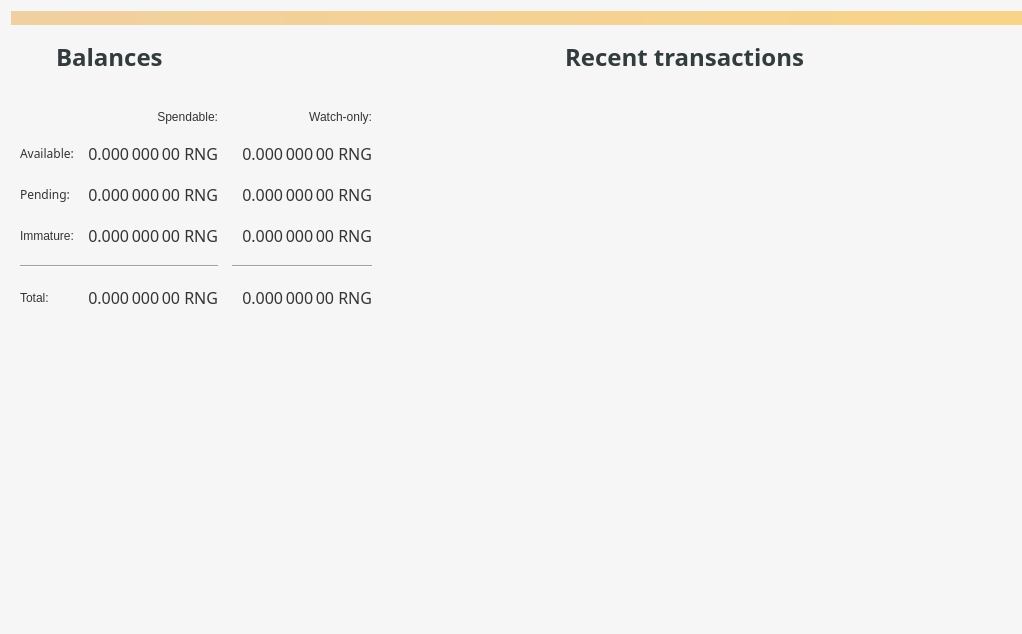
rngcoin-project/rngcoin, file src/qt/forms/overviewpage.ui: the form before one commit.
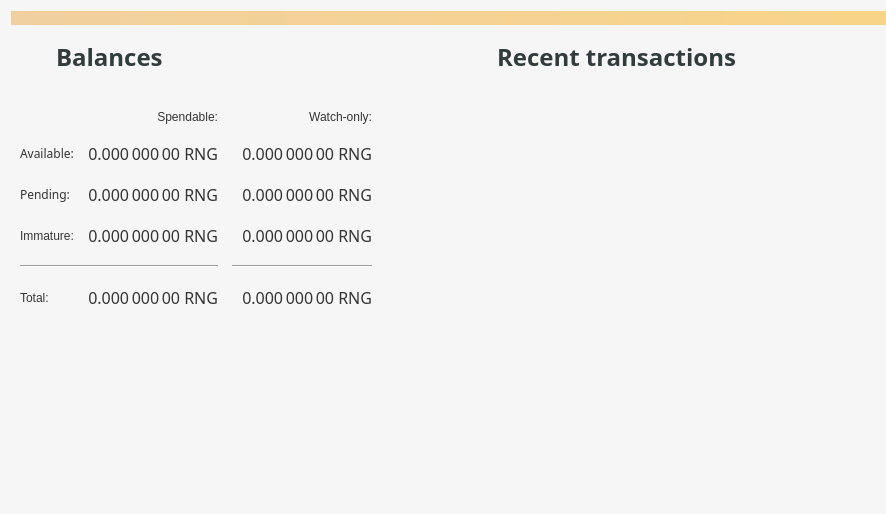
The form after the commit. Icons and pictures are not drawn.

Patch:
```diff
--- a/src/qt/forms/overviewpage.ui
+++ b/src/qt/forms/overviewpage.ui
@@ -6,8 +6,8 @@
    <rect>
     <x>0</x>
     <y>0</y>
-    <width>1022</width>
-    <height>634</height>
+    <width>886</width>
+    <height>514</height>
    </rect>
   </property>
   <property name="windowTitle">
```
Left out of the diff: 64 changed lines with no effect on the pictures.
